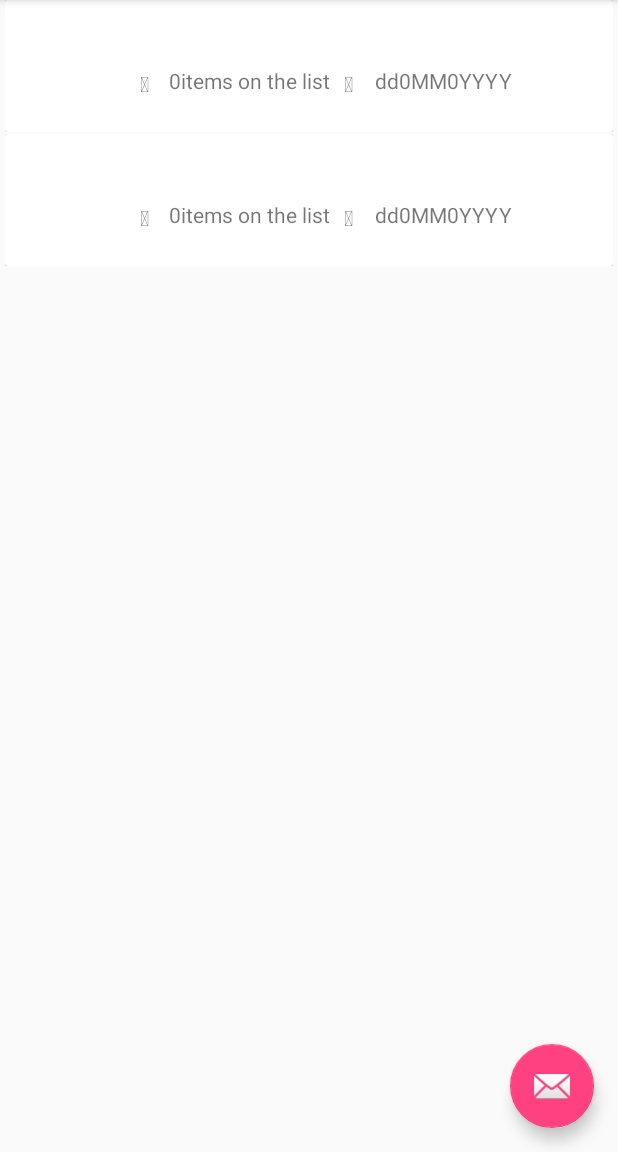
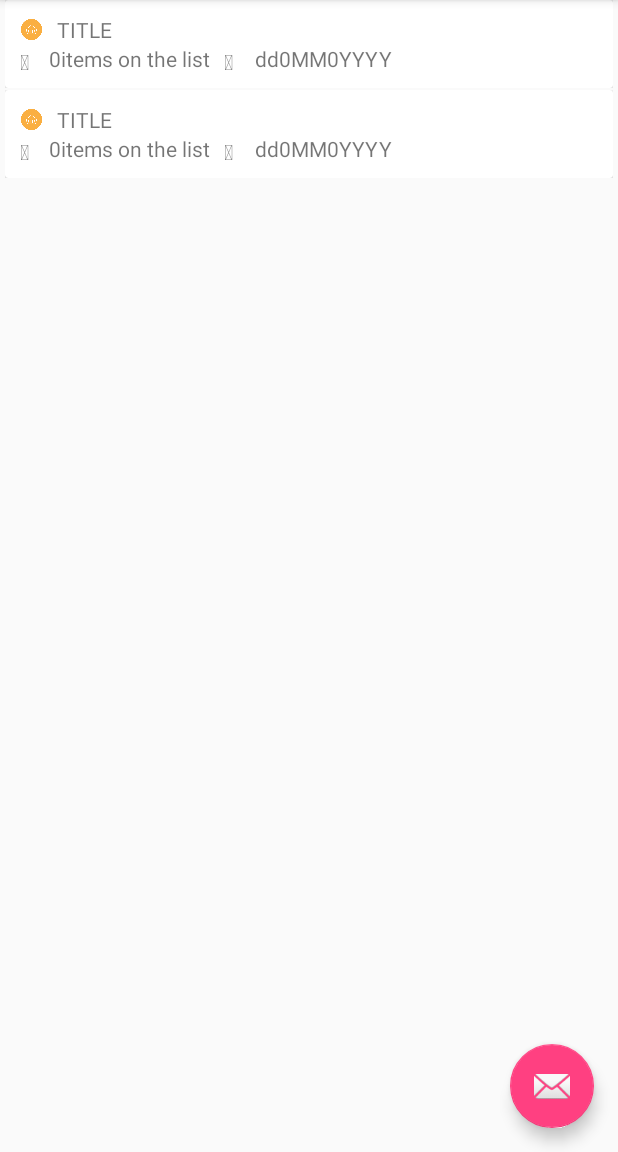
Before and after one commit to Yurrili/ShopListAPK, an Android app: the screen it shows after launch (MainActivity), in the side drawer, after a tap on "Gallery", on a phone screen of 412 x 824 dp, the part 84-1236 px from its top. Run offline under Robolectric (Android 15) with nearby library versions, the phone set to English and light mode, and no system bars; our stand-ins replace ButterKnife; 8 statements that could not run were skipped.

Commit message:
adding items, removing item, update of items, adding listview.

```diff
--- a/app/src/main/java/uj/edu/yuri/shoplist/model/Item.java
+++ b/app/src/main/java/uj/edu/yuri/shoplist/model/Item.java
@@ -32,4 +32,9 @@ public class Item {
     public Item(String body) {
         this.body  = body;
     }
+
+    @Override
+    public String toString() {
+        return body;
+    }
 }
--- a/app/src/main/java/uj/edu/yuri/shoplist/model/ShoppingList.java
+++ b/app/src/main/java/uj/edu/yuri/shoplist/model/ShoppingList.java
@@ -25,9 +25,10 @@ public class ShoppingList implements Iterable<Item> {
     @Nullable
     private Long id;
 
-    private List<Item> shoppingList = new ArrayList<>();
+    private final List<Item> shoppingList = new ArrayList<>();
 
     @Getter
+    @Setter
     private String title;
 
     @Getter
@@ -85,6 +86,10 @@ public class ShoppingList implements Iterable<Item> {
         return shoppingList.get(i);
     }
 
+    public void setDoneTo(Item tmp){
+        shoppingList.get(shoppingList.indexOf(tmp)).setDone(tmp.isDone());
+    }
+
     @Override
     public Iterator<Item> iterator() {
         return shoppingList.iterator();
--- a/app/src/main/java/uj/edu/yuri/shoplist/view/CustomAdapter.java
+++ b/app/src/main/java/uj/edu/yuri/shoplist/view/CustomAdapter.java
@@ -85,7 +85,7 @@ public class CustomAdapter extends RecyclerView.Adapter<CustomAdapter.CustomView
     }
 
     public class CustomViewHolder extends RecyclerView.ViewHolder {
-        @BindView(R.id.title)
+        @BindView(R.id.title_list)
         TextView title;
         @BindView(R.id.items_quantity)
         TextView items_quantity;
@@ -115,6 +115,9 @@ public class CustomAdapter extends RecyclerView.Adapter<CustomAdapter.CustomView
             date.setText(item.getTimestamp().toString());
             items_quantity.setText(String.valueOf(item.getQuantity()));
 
+            Utility.FontManager.setTypeface(fa_calendar, mContext,Utility.FontManager.FONTAWESOME);
+            Utility.FontManager.setTypeface(fa_shopping_cart, mContext,Utility.FontManager.FONTAWESOME);
+
             if (item.getQuantity() == 1) {
                 items_quantity_text.setText(items_quantity_text_single);
             }
--- a/app/src/main/java/uj/edu/yuri/shoplist/view/ListViewActivity.java
+++ b/app/src/main/java/uj/edu/yuri/shoplist/view/ListViewActivity.java
@@ -1,19 +1,27 @@
 package uj.edu.yuri.shoplist.view;
 
+import android.content.Intent;
 import android.os.Bundle;
 import android.support.annotation.Nullable;
 import android.support.design.widget.FloatingActionButton;
 import android.support.design.widget.NavigationView;
 import android.support.design.widget.Snackbar;
+import android.support.v7.app.ActionBar;
 import android.support.v7.app.AppCompatActivity;
 import android.support.v7.widget.LinearLayoutManager;
 import android.support.v7.widget.RecyclerView;
 import android.support.v7.widget.Toolbar;
+import android.util.Log;
+import android.view.MenuItem;
 import android.view.View;
+import android.widget.EditText;
+import android.widget.ImageView;
 import android.widget.TextView;
 
 import butterknife.BindView;
 import butterknife.ButterKnife;
+import butterknife.OnClick;
+import butterknife.OnTextChanged;
 import uj.edu.yuri.shoplist.R;
 import uj.edu.yuri.shoplist.controller.DataBaseHelperImpl;
 import uj.edu.yuri.shoplist.model.Item;
@@ -30,7 +38,31 @@ public class ListViewActivity extends AppCompatActivity {
     @BindView(R.id.toolbar)
     protected Toolbar toolbar;
 
-    private ShoppingList shoppingList = new ShoppingList("");
+    @BindView(R.id.new_shopping_item)
+    protected EditText newItem;
+
+    @BindView(R.id.title)
+    protected EditText title;
+
+    @OnClick(R.id.ic_add)
+    public void addNew() {
+        if (shoppingList != null) {
+            shoppingList.add(sqLiteDatabase.insertItem(newItem.getText().toString(), shoppingList.getId()));
+        }
+        mAdapter.notifyDataSetChanged();
+        newItem.setText("");
+    }
+
+    @OnTextChanged(R.id.title)
+    public void changeTitle() {
+        shoppingList.setTitle(title.getText().toString());
+        sqLiteDatabase.updateList(shoppingList);
+        Log.d("ListViewActivity", "changed title");
+    }
+
+    private static final String list_id = "SHOPPINGLIST_ID";
+
+    private ShoppingList shoppingList;
 
     private DataBaseHelperImpl sqLiteDatabase;
     private RecyclerView.Adapter mAdapter;
@@ -41,9 +73,40 @@ public class ListViewActivity extends AppCompatActivity {
         setContentView(R.layout.activity_list_view);
         initLibraries();
         setSupportActionBar(toolbar);
+        ActionBar actionBar = getSupportActionBar();
+        if (actionBar != null) {
+            actionBar.setHomeButtonEnabled(true);
+            actionBar.setDisplayHomeAsUpEnabled(true);
+        }
         sqLiteDatabase = new DataBaseHelperImpl(getApplicationContext());
+
+        if(shoppingList == null){
+            shoppingList = sqLiteDatabase.insertList(title.getText().toString());
+        }
+
         initRecyclerView();
+        checkAdapter();
     }
+
+    @Override
+    protected void onSaveInstanceState(Bundle outState) {
+        super.onSaveInstanceState(outState);
+        if (shoppingList != null) {
+            outState.putLong(list_id, shoppingList.getId());
+        }
+    }
+
+    @Override
+    protected void onRestoreInstanceState(Bundle savedInstanceState) {
+        super.onRestoreInstanceState(savedInstanceState);
+        long id = savedInstanceState.getLong(list_id);
+        shoppingList = sqLiteDatabase.getList(id);
+        shoppingList = sqLiteDatabase.getListElements(shoppingList);
+        mAdapter = new ShoppingAdapter(this, shoppingList);
+        mRecyclerView.setAdapter(mAdapter);
+        checkAdapter();
+    }
+
 
     protected void initLibraries(){
         // Library to binding views with valuables
@@ -54,23 +117,16 @@ public class ListViewActivity extends AppCompatActivity {
         mRecyclerView.setHasFixedSize(true);
         RecyclerView.LayoutManager mLayoutManager = new LinearLayoutManager(this);
         mRecyclerView.setLayoutManager(mLayoutManager);
-//        if (shoppingList == null) {
-//            shoppingList = sqLiteDatabase.getLists();
-//        }
-
-        setmAdapter();
     }
 
-    private void setmAdapter() {
+    private void checkAdapter() {
 
-        shoppingList.add(new Item("huhuhu"));
-        shoppingList.add(new Item("pluuum"));
-        mAdapter = new ShoppingAdapter(this, shoppingList);
-        mRecyclerView.setAdapter(mAdapter);
-        checkIfEmpty();
-    }
+        if(mAdapter == null){
+            mAdapter = new ShoppingAdapter(this, shoppingList);
+            mRecyclerView.setAdapter(mAdapter);
+        }
 
-    private void checkIfEmpty() {
+
         if (shoppingList.isEmpty()) {
             mRecyclerView.setVisibility(View.GONE);
             emptyView.setVisibility(View.VISIBLE);
@@ -81,4 +137,21 @@ public class ListViewActivity extends AppCompatActivity {
 
     }
 
+    @Override
+    public boolean onOptionsItemSelected(MenuItem menuItem) {
+        switch (menuItem.getItemId()) {
+            case android.R.id.home:
+                // ProjectsActivity is my 'home' activity
+                startActivityAfterCleanup(MainActivity.class);
+                return true;
+        }
+        return (super.onOptionsItemSelected(menuItem));
+    }
+
+    private void startActivityAfterCleanup(Class<?> cls) {
+        Intent intent = new Intent(getApplicationContext(), cls);
+        intent.addFlags(Intent.FLAG_ACTIVITY_CLEAR_TOP);
+        startActivity(intent);
+    }
+
 }
--- /dev/null
+++ b/app/src/main/java/uj/edu/yuri/shoplist/view/Utility.java
@@ -0,0 +1,25 @@
+package uj.edu.yuri.shoplist.view;
+
+import android.content.Context;
+import android.graphics.Typeface;
+import android.widget.TextView;
+
+/**
+ * Created by Yuri on 29.08.2016.
+ */
+public class Utility {
+
+    public static final class FontManager {
+
+        public static final String ROOT = "font/", FONTAWESOME = ROOT + "fontawesome-webfont.ttf";
+
+        private static Typeface getTypeface(Context context, String font) {
+            return Typeface.createFromAsset(context.getAssets(), font);
+        }
+
+        public static void setTypeface(TextView txtview, Context ctx, String font){
+            txtview.setTypeface(FontManager.getTypeface(ctx, font));
+        }
+
+    }
+}
--- a/app/src/main/res/layout/custom_item.xml
+++ b/app/src/main/res/layout/custom_item.xml
@@ -40,6 +40,7 @@
                 android:layout_width="wrap_content"
                 android:layout_height="wrap_content"
                 android:layout_marginEnd="3dp"
+                android:id="@+id/ic_trash_listitem"
                 android:layout_alignParentEnd="true"
                 android:layout_centerVertical="true"
                 android:src="@drawable/ic_menu_share"/>
--- a/app/src/main/res/layout/custom_itemlist.xml
+++ b/app/src/main/res/layout/custom_itemlist.xml
@@ -10,35 +10,50 @@
     <android.support.v7.widget.CardView
         android:id="@+id/cv"
         android:layout_width="wrap_content"
+
         android:layout_height="wrap_content">
+
 
         <RelativeLayout
             android:layout_width="match_parent"
             android:layout_height="wrap_content"
-            android:padding="14dp">
-
-            <ImageView
-                android:id="@+id/image"
-                android:layout_width="60dp"
-                android:layout_height="60dp"
-                android:layout_alignParentStart="true"
-                android:layout_alignParentTop="true"
-                android:layout_marginEnd="16dp" />
+            android:layout_gravity="center_horizontal"
+            android:padding="10dp"
+            >
 
             <LinearLayout
                 android:layout_width="match_parent"
                 android:layout_height="wrap_content"
-                android:layout_centerVertical="true"
-                android:layout_toEndOf="@+id/image"
-                android:orientation="vertical">
+                android:id="@+id/lay_q"
+                android:orientation="horizontal">
+
+                <ImageView
+                    android:id="@+id/ic_cart"
+                    android:layout_width="15dp"
+                    android:layout_height="15dp"
+                    android:layout_gravity="center_vertical"
+                    android:layout_marginEnd="4dp"
+                    android:src="@drawable/ic_cart" />
 
 
                 <TextView
-                    android:id="@+id/title"
+                    android:id="@+id/title_list"
                     android:layout_width="wrap_content"
                     android:layout_height="wrap_content"
+                    android:layout_gravity="center_vertical"
                     android:textAllCaps="true"
-                    android:textStyle="bold" />
+                    android:layout_marginStart="5dp"
+                    android:text="title" />
+
+            </LinearLayout>
+
+            <LinearLayout
+                android:layout_width="match_parent"
+
+                android:layout_below="@+id/lay_q"
+                android:layout_height="wrap_content"
+                android:orientation="vertical">
+
 
 
                 <LinearLayout
@@ -88,6 +103,5 @@
             </LinearLayout>
         </RelativeLayout>
 
-
     </android.support.v7.widget.CardView>
 </LinearLayout>
```
Also changed, not shown: app/src/main/java/uj/edu/yuri/shoplist/controller/DataBaseHelperImpl.java (+56 -24 lines), app/src/main/java/uj/edu/yuri/shoplist/view/ShoppingAdapter.java (+33 -0 lines), app/src/main/res/layout/content_list_view.xml (+17 -12 lines), app/src/main/res/drawable/ic_cart.png (added).
